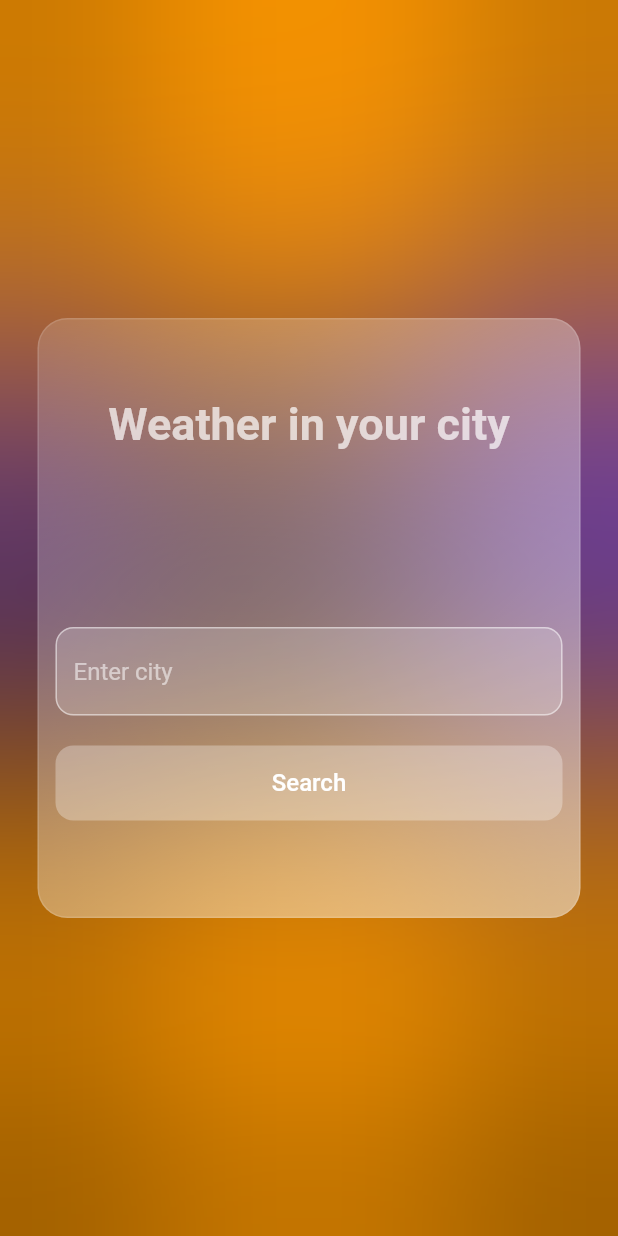
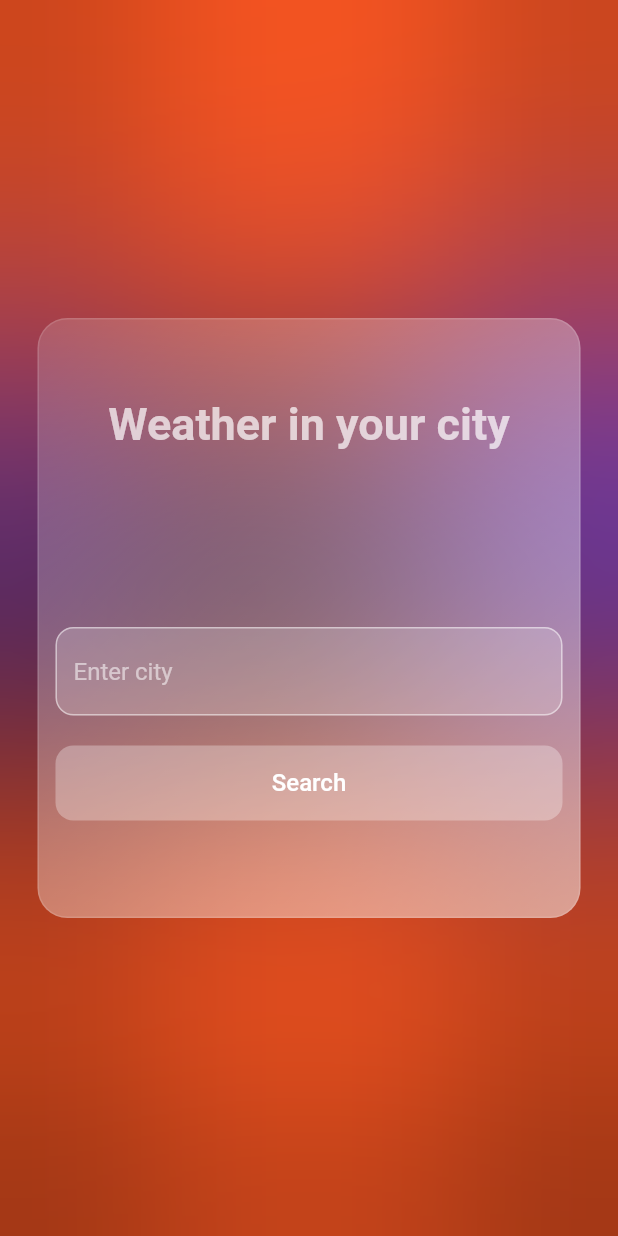
Before and after one commit to Tosin2289/Weather-app, a Flutter app: the screen it shows after launch, on a phone screen of 412 x 824 dp. Run offline on Flutter 3.47's test engine with Material 2 defaults, Android fonts, the phone set to English and light mode, and no system bars; drawn by our look-alikes of flutter_animate; our stand-ins replace geocoding, geolocator, get, weather.

Commit message:
fifth commit

```diff
--- a/lib/controllers/weather_contoller.dart
+++ b/lib/controllers/weather_contoller.dart
@@ -1,3 +1,4 @@
+import 'package:flutter/material.dart';
 import 'package:geocoding/geocoding.dart';
 import 'package:geolocator/geolocator.dart';
 import 'package:weather/weather.dart';
@@ -13,7 +14,7 @@ class WeatherController extends GetxController {
       Weather weather = await wf.currentWeatherByCityName(cityName);
       return weather;
     } catch (e) {
-      throw Exception(e);
+      rethrow;
     }
   }
 
--- a/lib/pages/search_page.dart
+++ b/lib/pages/search_page.dart
@@ -49,7 +49,7 @@ class SearchPage extends StatelessWidget {
                 child: Container(
                   height: 300,
                   width: 600,
-                  decoration: const BoxDecoration(color: Colors.orange),
+                  decoration: const BoxDecoration(color: Colors.deepOrange),
                 ),
               ),
               Align(
@@ -57,7 +57,7 @@ class SearchPage extends StatelessWidget {
                 child: Container(
                   height: 300,
                   width: 600,
-                  decoration: const BoxDecoration(color: Colors.orange),
+                  decoration: const BoxDecoration(color: Colors.deepOrange),
                 ),
               ),
               Align(
@@ -184,7 +184,7 @@ class SearchPage extends StatelessWidget {
                                         onPressed: () {
                                           Get.to(() => HomePage(
                                               locations:
-                                                  weatherController.text));
+                                                  weatherController.text.trim()));
                                         },
                                         child: const Text(
                                           "Search",
--- a/lib/pages/weather_Page.dart
+++ b/lib/pages/weather_Page.dart
@@ -79,7 +79,8 @@ class HomePage extends StatelessWidget {
                         child: Container(
                           height: 300,
                           width: 600,
-                          decoration: const BoxDecoration(color: Colors.orange),
+                          decoration:
+                              const BoxDecoration(color: Colors.deepOrange),
                         ),
                       ),
                       BackdropFilter(
```
